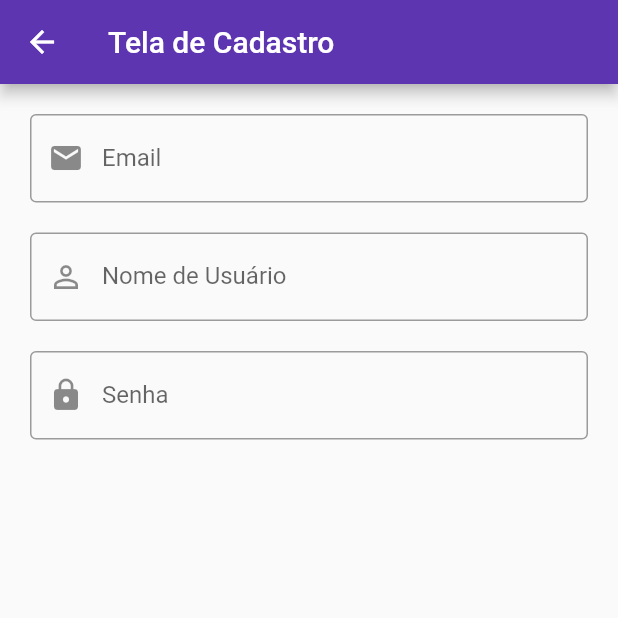
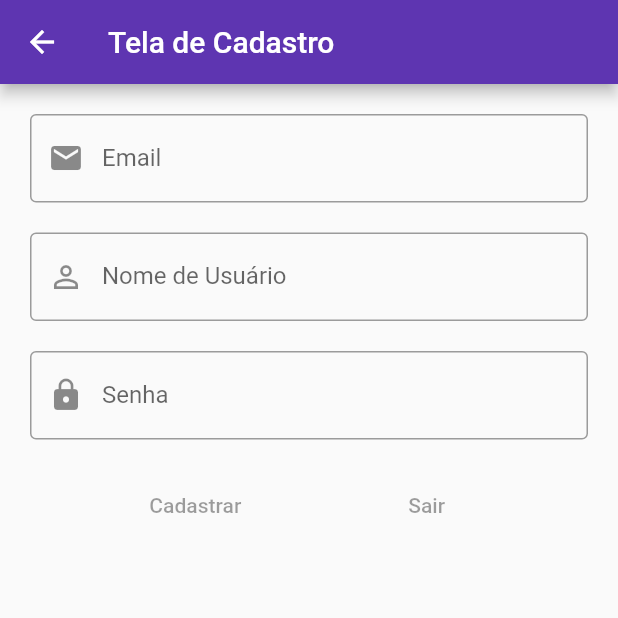
Before and after one commit to vsmmart/Cinemateca, a Flutter app: the TelaCadastro screen opened by its route, on a phone screen of 412 x 824 dp, the top half of it. Run offline on Flutter 3.47's test engine with Material 2 defaults, Android fonts, the phone set to English and light mode, and no system bars.

Commit message:
Adicionado Botões Salvar e Sair ainda sem função

```diff
--- a/lib/widget_tela_cadastro.dart
+++ b/lib/widget_tela_cadastro.dart
@@ -34,6 +34,15 @@ class _TelaCadastroState extends State<TelaCadastro> {
                     prefixIcon: Icon(Icons.lock),
                     border: OutlineInputBorder(),
                     labelText: 'Senha'),),
+                SizedBox(height:20),
+                Row(
+                  mainAxisAlignment: MainAxisAlignment.spaceEvenly,
+                  children: [
+                    FlatButton(onPressed: null, child: Text('Cadastrar')),
+                    FlatButton(onPressed: null, child: Text('Sair')),
+                  ],
+
+                ),
 
               ],),
 
```
